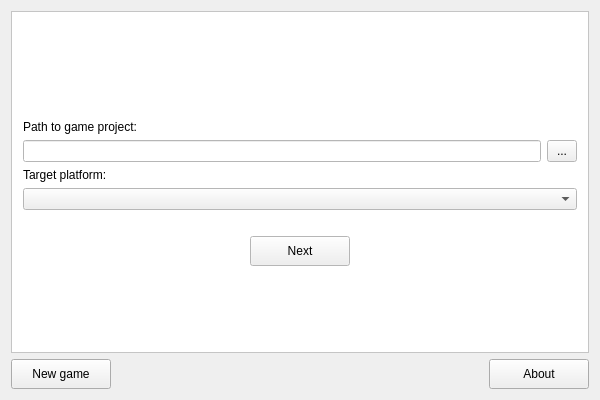
Before: the Qt Designer form tools/DeployTool/ui/mainwindow.ui in stepanp/luna2d, drawn with Qt 5.
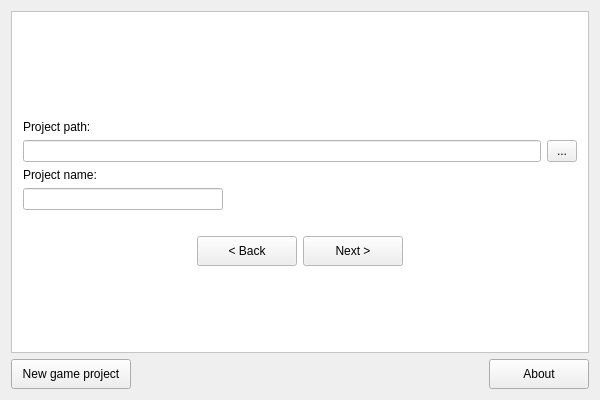
After: the same form once the commit is applied. The open tabs and pages were chosen to show the change.

Patch:
```diff
--- a/tools/DeployTool/ui/mainwindow.ui
+++ b/tools/DeployTool/ui/mainwindow.ui
@@ -31,12 +31,12 @@
      <widget class="QPushButton" name="btnNewGame">
       <property name="minimumSize">
        <size>
-        <width>100</width>
+        <width>120</width>
         <height>30</height>
        </size>
       </property>
       <property name="text">
-       <string>New game</string>
+       <string>New game project</string>
       </property>
      </widget>
     </item>
@@ -67,7 +67,7 @@
      </widget>
     </item>
     <item row="0" column="0" colspan="3">
-     <widget class="QStackedWidget" name="frame">
+     <widget class="QStackedWidget" name="pages">
       <property name="palette">
        <palette>
         <active>
@@ -141,7 +141,7 @@
       <property name="currentIndex">
        <number>0</number>
       </property>
-      <widget class="QWidget" name="page">
+      <widget class="QWidget" name="pageMain">
        <layout class="QGridLayout" name="gridLayout_2">
         <item row="1" column="1">
          <widget class="QLabel" name="label">
@@ -228,7 +228,7 @@
            </size>
           </property>
           <property name="text">
-           <string>Next</string>
+           <string>Next &gt;</string>
           </property>
          </widget>
         </item>
@@ -247,7 +247,190 @@
         </item>
        </layout>
       </widget>
-      <widget class="QWidget" name="page_2"/>
+      <widget class="QWidget" name="pageParams">
+       <layout class="QGridLayout" name="gridLayout_3">
+        <item row="0" column="0" colspan="3">
+         <spacer name="verticalSpacer_5">
+          <property name="orientation">
+           <enum>Qt::Vertical</enum>
+          </property>
+          <property name="sizeHint" stdset="0">
+           <size>
+            <width>20</width>
+            <height>40</height>
+           </size>
+          </property>
+         </spacer>
+        </item>
+        <item row="13" column="0" colspan="3">
+         <spacer name="verticalSpacer_4">
+          <property name="orientation">
+           <enum>Qt::Vertical</enum>
+          </property>
+          <property name="sizeType">
+           <enum>QSizePolicy::Preferred</enum>
+          </property>
+          <property name="sizeHint" stdset="0">
+           <size>
+            <width>20</width>
+            <height>75</height>
+           </size>
+          </property>
+         </spacer>
+        </item>
+        <item row="12" column="0" colspan="3">
+         <widget class="QFrame" name="frame">
+          <property name="frameShape">
+           <enum>QFrame::NoFrame</enum>
+          </property>
+          <property name="frameShadow">
+           <enum>QFrame::Raised</enum>
+          </property>
+          <layout class="QHBoxLayout" name="horizontalLayout">
+           <property name="spacing">
+            <number>6</number>
+           </property>
+           <property name="leftMargin">
+            <number>0</number>
+           </property>
+           <property name="topMargin">
+            <number>0</number>
+           </property>
+           <property name="rightMargin">
+            <number>0</number>
+           </property>
+           <property name="bottomMargin">
+            <number>0</number>
+           </property>
+           <item>
+            <spacer name="horizontalSpacer_2">
+             <property name="orientation">
+              <enum>Qt::Horizontal</enum>
+             </property>
+             <property name="sizeHint" stdset="0">
+              <size>
+               <width>40</width>
+               <height>20</height>
+              </size>
+             </property>
+            </spacer>
+           </item>
+           <item>
+            <widget class="QPushButton" name="btnBackParams">
+             <property name="minimumSize">
+              <size>
+               <width>100</width>
+               <height>30</height>
+              </size>
+             </property>
+             <property name="maximumSize">
+              <size>
+               <width>100</width>
+               <height>16777215</height>
+              </size>
+             </property>
+             <property name="text">
+              <string>&lt; Back</string>
+             </property>
+            </widget>
+           </item>
+           <item>
+            <widget class="QPushButton" name="btnNextParams">
+             <property name="minimumSize">
+              <size>
+               <width>100</width>
+               <height>30</height>
+              </size>
+             </property>
+             <property name="maximumSize">
+              <size>
+               <width>100</width>
+               <height>16777215</height>
+              </size>
+             </property>
+             <property name="text">
+              <string>Next &gt;</string>
+             </property>
+            </widget>
+           </item>
+           <item>
+            <spacer name="horizontalSpacer_3">
+             <property name="orientation">
+              <enum>Qt::Horizontal</enum>
+             </property>
+             <property name="sizeHint" stdset="0">
+              <size>
+               <width>40</width>
+               <height>20</height>
+              </size>
+             </property>
+            </spacer>
+           </item>
+          </layout>
+         </widget>
+        </item>
+        <item row="9" column="0" colspan="3">
+         <spacer name="verticalSpacer_6">
+          <property name="orientation">
+           <enum>Qt::Vertical</enum>
+          </property>
+          <property name="sizeType">
+           <enum>QSizePolicy::Preferred</enum>
+          </property>
+          <property name="sizeHint" stdset="0">
+           <size>
+            <width>20</width>
+            <height>20</height>
+           </size>
+          </property>
+         </spacer>
+        </item>
+        <item row="5" column="0">
+         <widget class="QLabel" name="label_4">
+          <property name="text">
+           <string>Project name:</string>
+          </property>
+         </widget>
+        </item>
+        <item row="1" column="0">
+         <widget class="QLabel" name="label_3">
+          <property name="text">
+           <string>Project path:</string>
+          </property>
+         </widget>
+        </item>
+        <item row="6" column="0" colspan="2">
+         <widget class="QLineEdit" name="editName">
+          <property name="maximumSize">
+           <size>
+            <width>200</width>
+            <height>16777215</height>
+           </size>
+          </property>
+         </widget>
+        </item>
+        <item row="2" column="2">
+         <widget class="QToolButton" name="btnOutputPath">
+          <property name="minimumSize">
+           <size>
+            <width>30</width>
+            <height>22</height>
+           </size>
+          </property>
+          <property name="text">
+           <string>...</string>
+          </property>
+         </widget>
+        </item>
+        <item row="2" column="0" colspan="2">
+         <widget class="QLineEdit" name="editOutputPath">
+          <property name="enabled">
+           <bool>false</bool>
+          </property>
+         </widget>
+        </item>
+       </layout>
+      </widget>
      </widget>
     </item>
    </layout>
```
Left out of the diff: 2 changed lines with no effect on the pictures.
